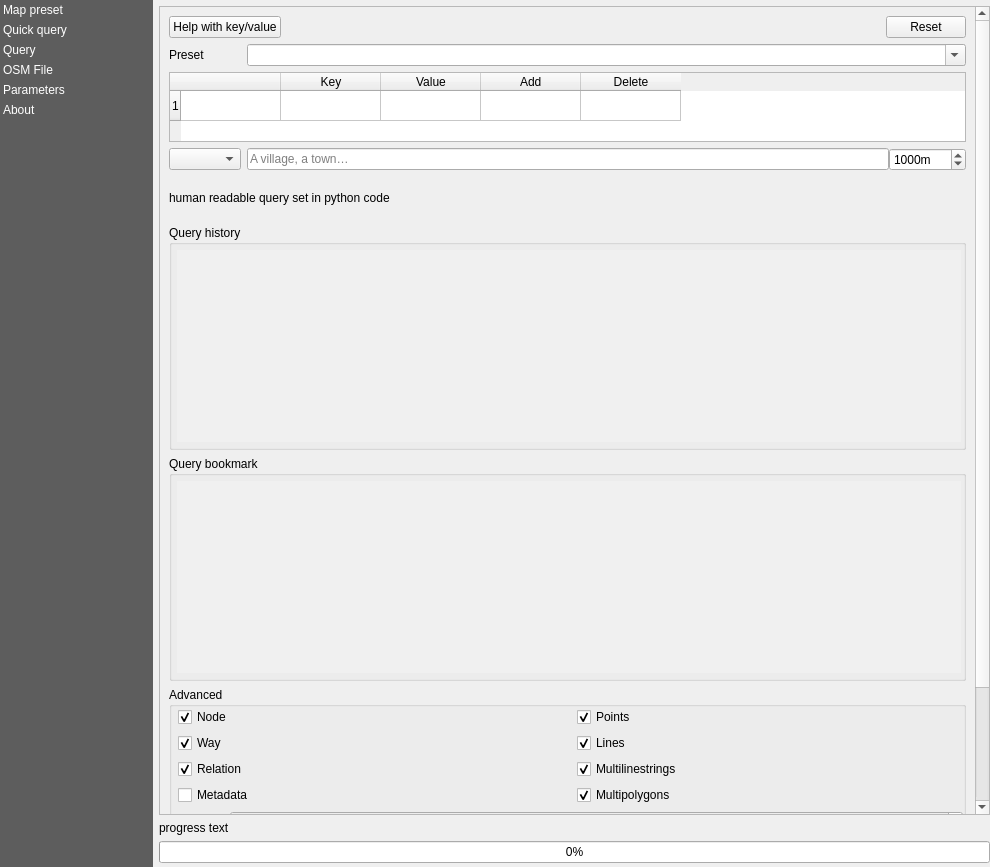
First picture: the form in QuickOSM/resources/ui/main_window.ui, repository 3liz/QuickOSM, before the edit.
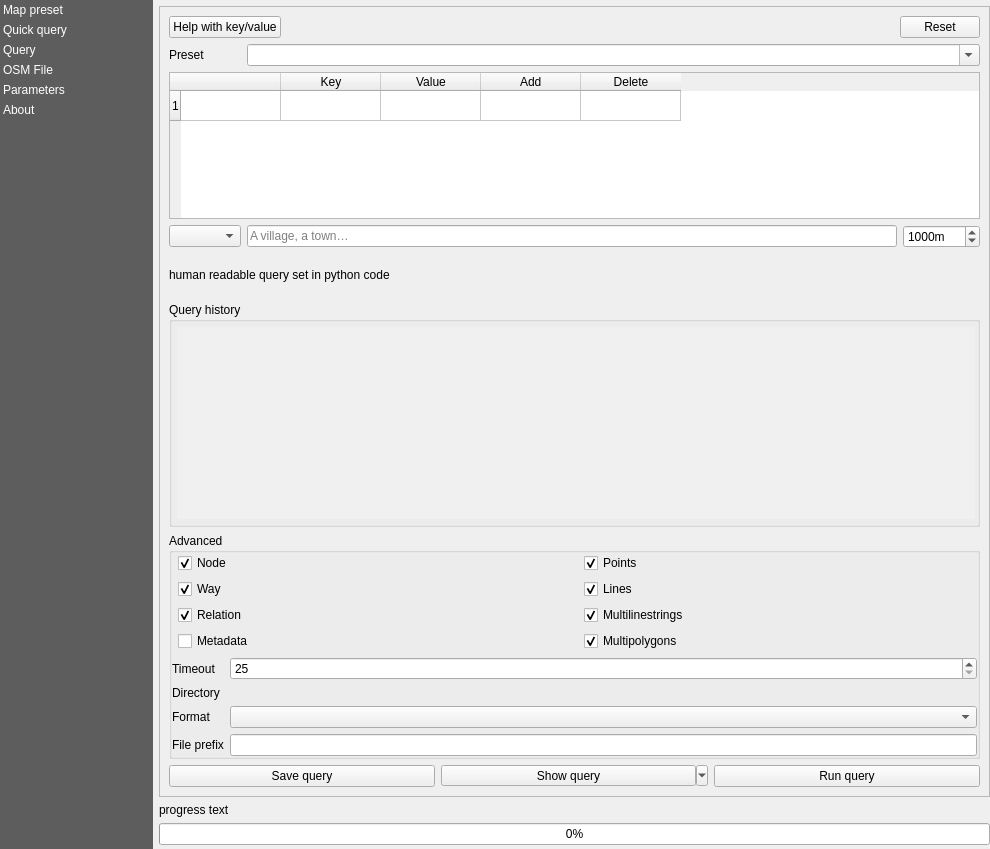
Second picture: the form after the edit. The open tabs and pages were chosen to show the change. Custom widgets are drawn as their Qt base class.

What changed in the file:
```diff
--- a/QuickOSM/resources/ui/main_window.ui
+++ b/QuickOSM/resources/ui/main_window.ui
@@ -10,7 +10,7 @@
     <x>0</x>
     <y>0</y>
     <width>990</width>
-    <height>867</height>
+    <height>849</height>
    </rect>
   </property>
   <property name="sizePolicy">
@@ -143,7 +143,7 @@
           <x>0</x>
           <y>0</y>
           <width>827</width>
-          <height>806</height>
+          <height>788</height>
          </rect>
         </property>
         <property name="minimumSize">
@@ -689,7 +689,7 @@
                  <widget class="QWidget" name="nominatim">
                   <layout class="QHBoxLayout" name="horizontalLayout_25">
                    <property name="spacing">
-                    <number>0</number>
+                    <number>6</number>
                    </property>
                    <property name="leftMargin">
                     <number>0</number>
@@ -872,107 +872,6 @@
                </layout>
               </widget>
              </item>
-             <item>
-              <widget class="QgsCollapsibleGroupBox" name="bookmark">
-               <property name="sizePolicy">
-                <sizepolicy hsizetype="Preferred" vsizetype="Fixed">
-                 <horstretch>0</horstretch>
-                 <verstretch>0</verstretch>
-                </sizepolicy>
-               </property>
-               <property name="title">
-                <string>Query bookmark</string>
-               </property>
-               <property name="collapsed" stdset="0">
-                <bool>true</bool>
-               </property>
-               <layout class="QVBoxLayout" name="verticalLayout_17">
-                <property name="leftMargin">
-                 <number>5</number>
-                </property>
-                <property name="topMargin">
-                 <number>5</number>
-                </property>
-                <property name="rightMargin">
-                 <number>2</number>
-                </property>
-                <property name="bottomMargin">
-                 <number>5</number>
-                </property>
-                <item>
-                 <widget class="QListWidget" name="list_bookmark">
-                  <property name="sizePolicy">
-                   <sizepolicy hsizetype="Expanding" vsizetype="Expanding">
-                    <horstretch>0</horstretch>
-                    <verstretch>0</verstretch>
-                   </sizepolicy>
-                  </property>
-                  <property name="palette">
-                   <palette>
-                    <active>
-                     <colorrole role="Base">
-                      <brush brushstyle="SolidPattern">
-                       <color alpha="255">
-                        <red>240</red>
-                        <green>240</green>
-                        <blue>240</blue>
-                       </color>
-                      </brush>
-                     </colorrole>
-                    </active>
-                    <inactive>
-                     <colorrole role="Base">
-                      <brush brushstyle="SolidPattern">
-                       <color alpha="255">
-                        <red>240</red>
-                        <green>240</green>
-                        <blue>240</blue>
-                       </color>
-                      </brush>
-                     </colorrole>
-                    </inactive>
-                    <disabled>
-                     <colorrole role="Base">
-                      <brush brushstyle="SolidPattern">
-                       <color alpha="255">
-                        <red>240</red>
-                        <green>240</green>
-                        <blue>240</blue>
-                       </color>
-                      </brush>
-                     </colorrole>
-                    </disabled>
-                   </palette>
-                  </property>
-                  <property name="frameShape">
-                   <enum>QFrame::NoFrame</enum>
-                  </property>
-                  <property name="lineWidth">
-                   <number>1</number>
-                  </property>
-                  <property name="autoScrollMargin">
-                   <number>16</number>
-                  </property>
-                  <property name="editTriggers">
-                   <set>QAbstractItemView::NoEditTriggers</set>
-                  </property>
-                  <property name="verticalScrollMode">
-                   <enum>QAbstractItemView::ScrollPerPixel</enum>
-                  </property>
-                  <property name="horizontalScrollMode">
-                   <enum>QAbstractItemView::ScrollPerPixel</enum>
-                  </property>
-                  <property name="spacing">
-                   <number>5</number>
-                  </property>
-                  <property name="wordWrap">
-                   <bool>true</bool>
-                  </property>
-                 </widget>
-                </item>
-               </layout>
-              </widget>
-             </item>
              <item>
               <widget class="QgsCollapsibleGroupBox" name="advanced_qq">
                <property name="title">
```
Left out of the diff: 11 changed lines with no effect on the pictures.
